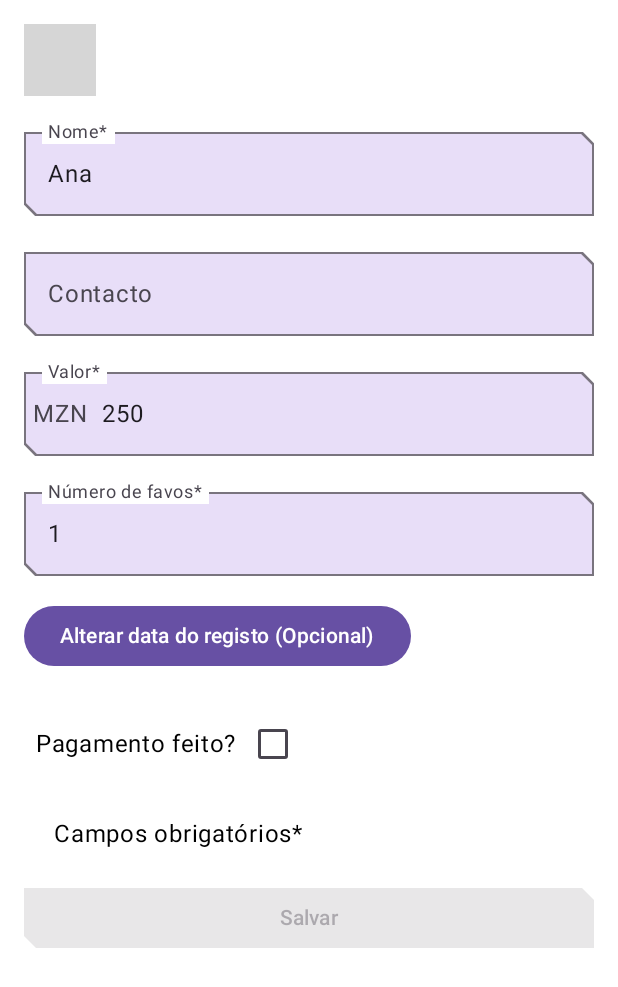
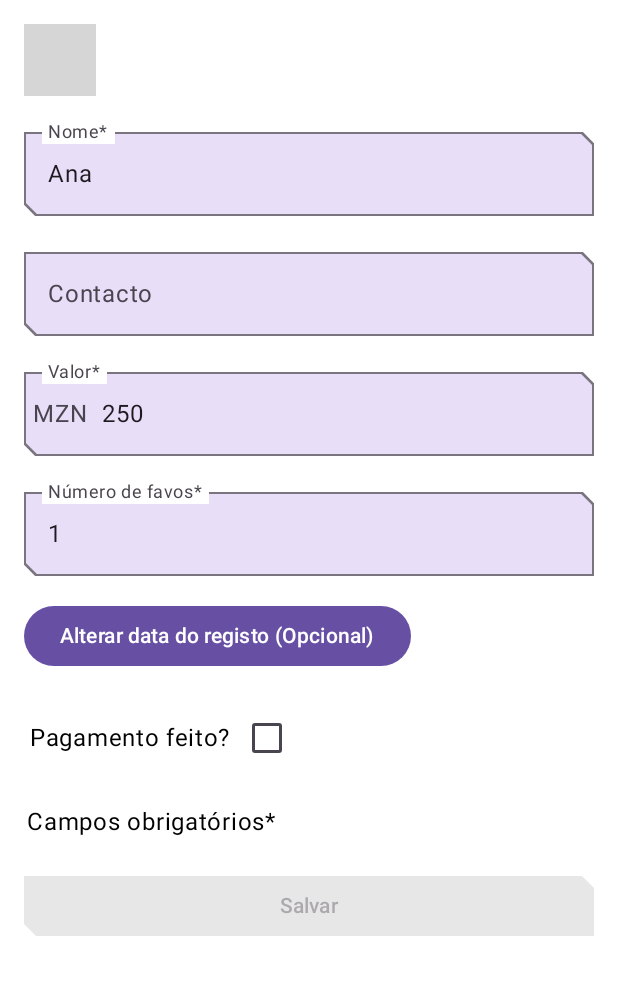
Before and after one commit to M1ngos/Negocio, an Android app built with Jetpack Compose: the @Preview function ItemEntryScreenPreview, on a phone screen of 412 x 824 dp. Shown: the top 987 px of the screen. Run offline under Robolectric (Android 15) with nearby library versions, the phone set to English and light mode, and no system bars; libraries missing offline, so code that uses them is left out: com.maxkeppeker.sheets, com.maxkeppeler.sheets; 4 statements that could not run were skipped; grey boxes are pictures that could not be loaded.

Commit message:
Adjusted form

```diff
--- a/app/src/main/java/com/mobile/negocio/ui/entries/income/RegistryEntryScreen.kt
+++ b/app/src/main/java/com/mobile/negocio/ui/entries/income/RegistryEntryScreen.kt
@@ -226,7 +226,7 @@ fun IncomeInputForm(
         Row (
             modifier = Modifier
                 .fillMaxWidth()
-                .padding(8.dp),
+                .padding(4.dp),
             verticalAlignment = Alignment.CenterVertically
         ) {
             Text(text = stringResource(R.string.registry_now))
@@ -241,7 +241,7 @@ fun IncomeInputForm(
         if (enabled) {
             Text(
                 text = stringResource(R.string.required_fields),
-                modifier = Modifier.padding(start = dimensionResource(id = R.dimen.padding_large))
+                modifier = Modifier.padding(start = dimensionResource(id = R.dimen.extra_padding_small))
             )
         }
     }
```
